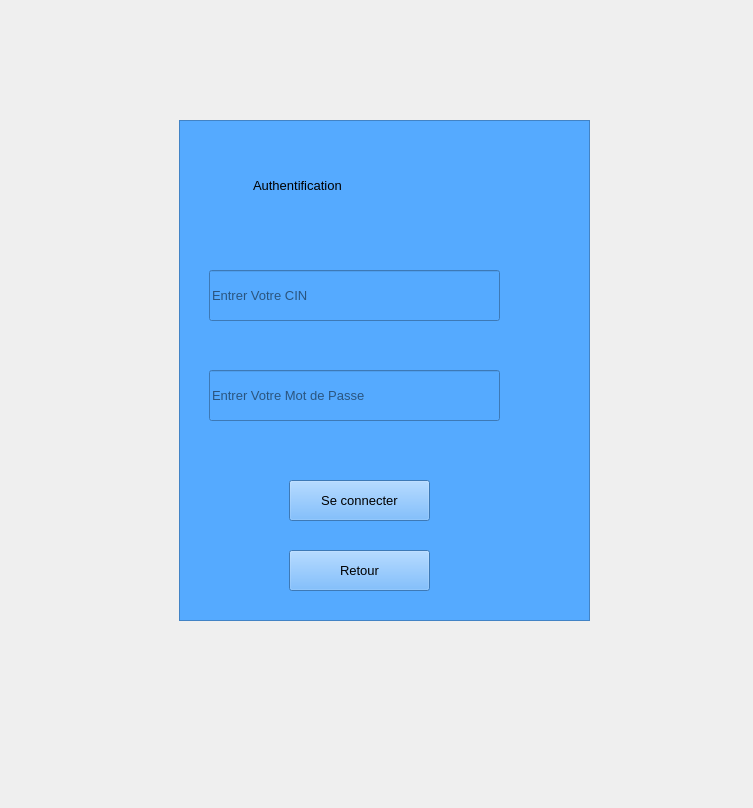
The window that Login.ui (Ayoub101010/Apoge) describes before a commit, drawn with Qt 5.
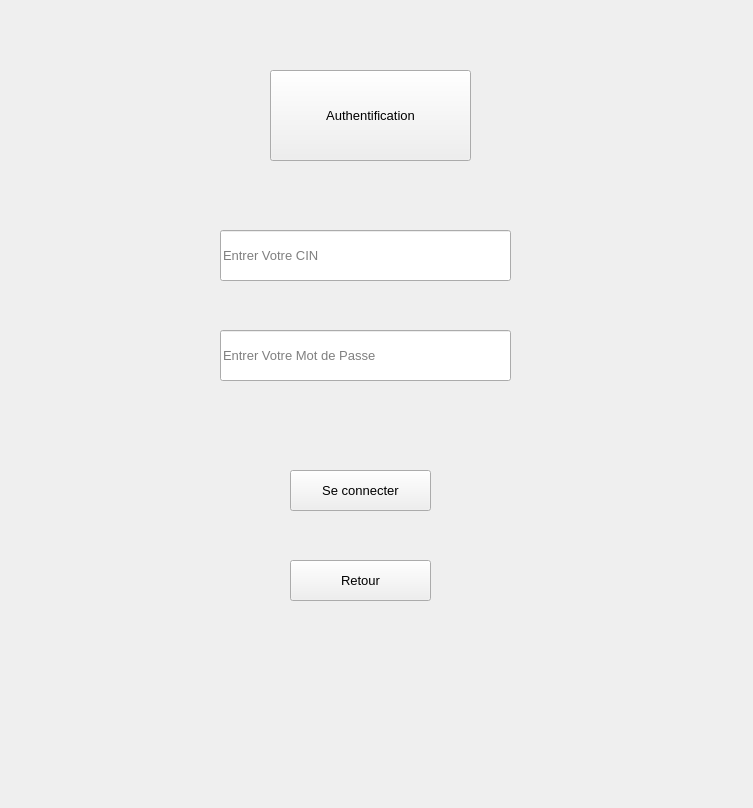
The same window after the commit. Icons and pictures are not drawn.

The edit to the form file:
```diff
--- a/Login.ui
+++ b/Login.ui
@@ -13,32 +13,39 @@
   <property name="windowTitle">
    <string>Form</string>
   </property>
-  <widget class="QFrame" name="frame">
+  <widget class="QPushButton" name="pushButton_3">
    <property name="geometry">
     <rect>
-     <x>179</x>
-     <y>120</y>
-     <width>411</width>
-     <height>501</height>
+     <x>270</x>
+     <y>70</y>
+     <width>201</width>
+     <height>91</height>
     </rect>
    </property>
-   <property name="autoFillBackground">
-    <bool>false</bool>
+   <property name="font">
+    <font>
+     <pointsize>10</pointsize>
+    </font>
    </property>
-   <property name="styleSheet">
-    <string notr="true">background-color: rgb(85, 170, 255);</string>
+   <property name="text">
+    <string>Authentification</string>
    </property>
-   <property name="frameShape">
-    <enum>QFrame::StyledPanel</enum>
+   <property name="icon">
+    <iconset>
+     <normaloff>icons/Login_authentification.png</normaloff>icons/Login_authentification.png</iconset>
    </property>
-   <property name="frameShadow">
-    <enum>QFrame::Raised</enum>
+   <property name="iconSize">
+    <size>
+     <width>40</width>
+     <height>40</height>
+    </size>
    </property>
+  </widget>
    <widget class="QLineEdit" name="lineEdit">
     <property name="geometry">
      <rect>
-      <x>30</x>
-      <y>150</y>
+     <x>220</x>
+     <y>230</y>
       <width>291</width>
       <height>51</height>
      </rect>
@@ -55,8 +62,8 @@
    <widget class="QLineEdit" name="lineEdit_2">
     <property name="geometry">
      <rect>
-      <x>30</x>
-      <y>250</y>
+     <x>220</x>
+     <y>330</y>
       <width>291</width>
       <height>51</height>
      </rect>
@@ -70,47 +77,11 @@
      <string>Entrer Votre Mot de Passe </string>
     </property>
    </widget>
-   <widget class="QLabel" name="label">
-    <property name="geometry">
-     <rect>
-      <x>74</x>
-      <y>50</y>
-      <width>211</width>
-      <height>31</height>
-     </rect>
-    </property>
-    <property name="font">
-     <font>
-      <pointsize>10</pointsize>
-     </font>
-    </property>
-    <property name="text">
-     <string>Authentification</string>
-    </property>
-   </widget>
-   <widget class="QPushButton" name="pushButton">
-    <property name="geometry">
-     <rect>
-      <x>110</x>
-      <y>360</y>
-      <width>141</width>
-      <height>41</height>
-     </rect>
-    </property>
-    <property name="font">
-     <font>
-      <pointsize>10</pointsize>
-     </font>
-    </property>
-    <property name="text">
-     <string>Se connecter</string>
-    </property>
-   </widget>
    <widget class="QPushButton" name="pushButton_2">
     <property name="geometry">
      <rect>
-      <x>110</x>
-      <y>430</y>
+     <x>290</x>
+     <y>560</y>
       <width>141</width>
       <height>41</height>
      </rect>
@@ -124,6 +95,23 @@
      <string>Retour</string>
     </property>
    </widget>
+  <widget class="QPushButton" name="pushButton">
+   <property name="geometry">
+    <rect>
+     <x>290</x>
+     <y>470</y>
+     <width>141</width>
+     <height>41</height>
+    </rect>
+   </property>
+   <property name="font">
+    <font>
+     <pointsize>10</pointsize>
+    </font>
+   </property>
+   <property name="text">
+    <string>Se connecter</string>
+   </property>
   </widget>
  </widget>
  <resources/>
```
Lines whose indentation alone changed are shown as unchanged.
